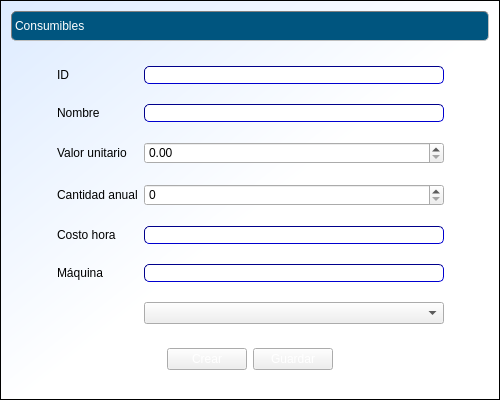
Exxu/cosmec-si, file cosmec/formularioconsumibles.ui: the form before one commit.
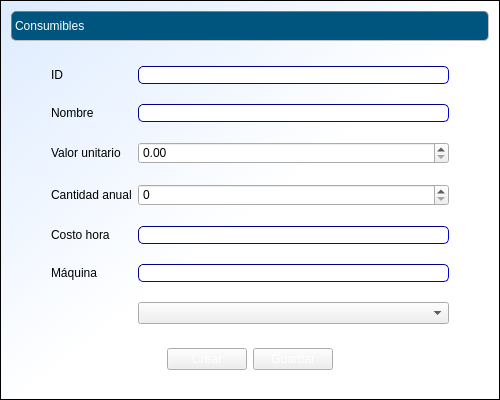
The form after the commit.

The edit to the form file:
```diff
--- a/cosmec/formularioconsumibles.ui
+++ b/cosmec/formularioconsumibles.ui
@@ -91,6 +91,9 @@
        <property name="orientation">
         <enum>Qt::Horizontal</enum>
        </property>
+       <property name="sizeType">
+        <enum>QSizePolicy::Maximum</enum>
+       </property>
        <property name="sizeHint" stdset="0">
         <size>
          <width>40</width>
@@ -207,6 +210,9 @@
        <property name="orientation">
         <enum>Qt::Horizontal</enum>
        </property>
+       <property name="sizeType">
+        <enum>QSizePolicy::Maximum</enum>
+       </property>
        <property name="sizeHint" stdset="0">
         <size>
          <width>40</width>
```
